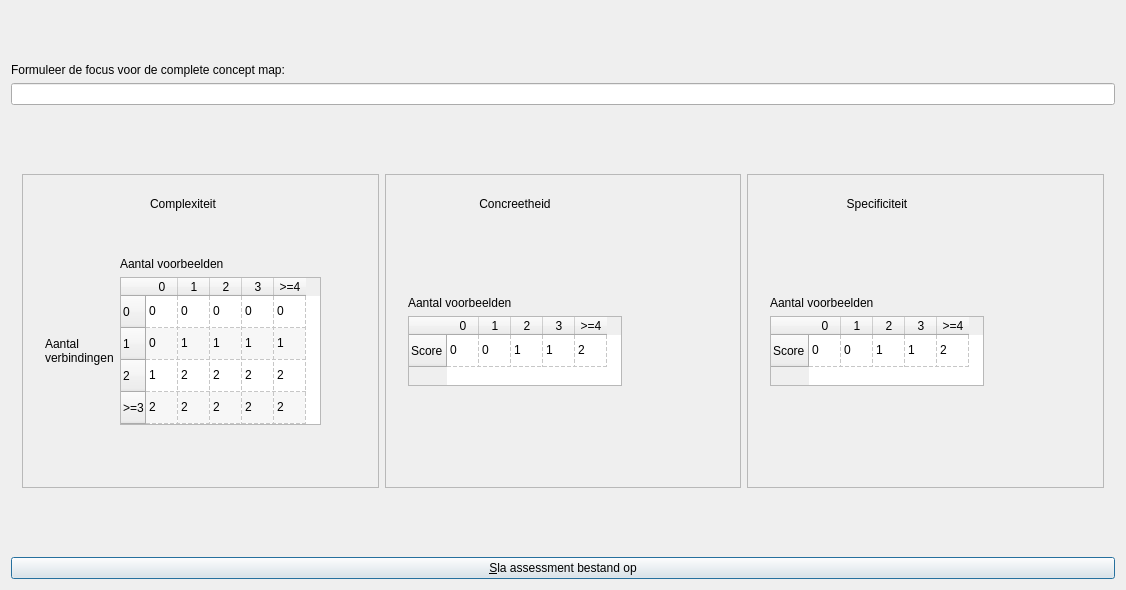
richelbilderbeek/BrainWeaver, file qtbrainweavercreateassessmentdialog.ui: the form before one commit.
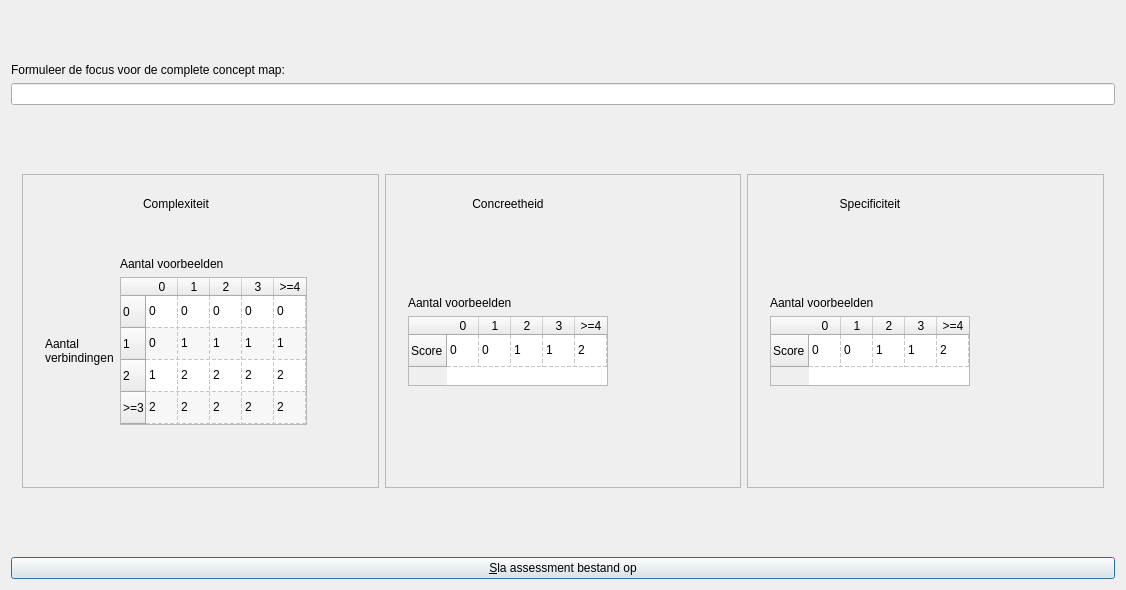
The form after the commit. Icons and pictures are not drawn.

```diff
--- a/qtbrainweavercreateassessmentdialog.ui
+++ b/qtbrainweavercreateassessmentdialog.ui
@@ -132,7 +132,7 @@
                <enum>QFrame::Plain</enum>
               </property>
               <property name="verticalScrollBarPolicy">
-               <enum>Qt::ScrollBarAsNeeded</enum>
+               <enum>Qt::ScrollBarAlwaysOff</enum>
               </property>
               <property name="horizontalScrollBarPolicy">
                <enum>Qt::ScrollBarAlwaysOff</enum>
@@ -393,7 +393,7 @@
                <enum>QFrame::Plain</enum>
               </property>
               <property name="verticalScrollBarPolicy">
-               <enum>Qt::ScrollBarAsNeeded</enum>
+               <enum>Qt::ScrollBarAlwaysOff</enum>
               </property>
               <property name="horizontalScrollBarPolicy">
                <enum>Qt::ScrollBarAlwaysOff</enum>
@@ -564,7 +564,7 @@
                <enum>QFrame::Plain</enum>
               </property>
               <property name="verticalScrollBarPolicy">
-               <enum>Qt::ScrollBarAsNeeded</enum>
+               <enum>Qt::ScrollBarAlwaysOff</enum>
               </property>
               <property name="horizontalScrollBarPolicy">
                <enum>Qt::ScrollBarAlwaysOff</enum>
```
